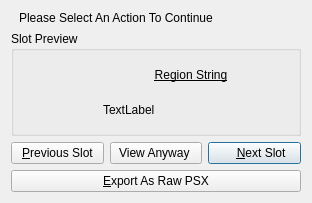
First picture: the form in errbox.ui, repository sithlord48/blackchocobo, before the edit.
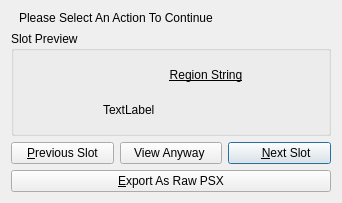
Second picture: the form after the edit. Icons and pictures are not drawn.

Diff of the .ui file:
```diff
--- a/errbox.ui
+++ b/errbox.ui
@@ -9,8 +9,8 @@
    <rect>
     <x>0</x>
     <y>0</y>
-    <width>312</width>
-    <height>186</height>
+    <width>342</width>
+    <height>192</height>
    </rect>
   </property>
   <property name="sizePolicy">
```
Left out of the diff: 2 changed lines with no effect on the pictures.
